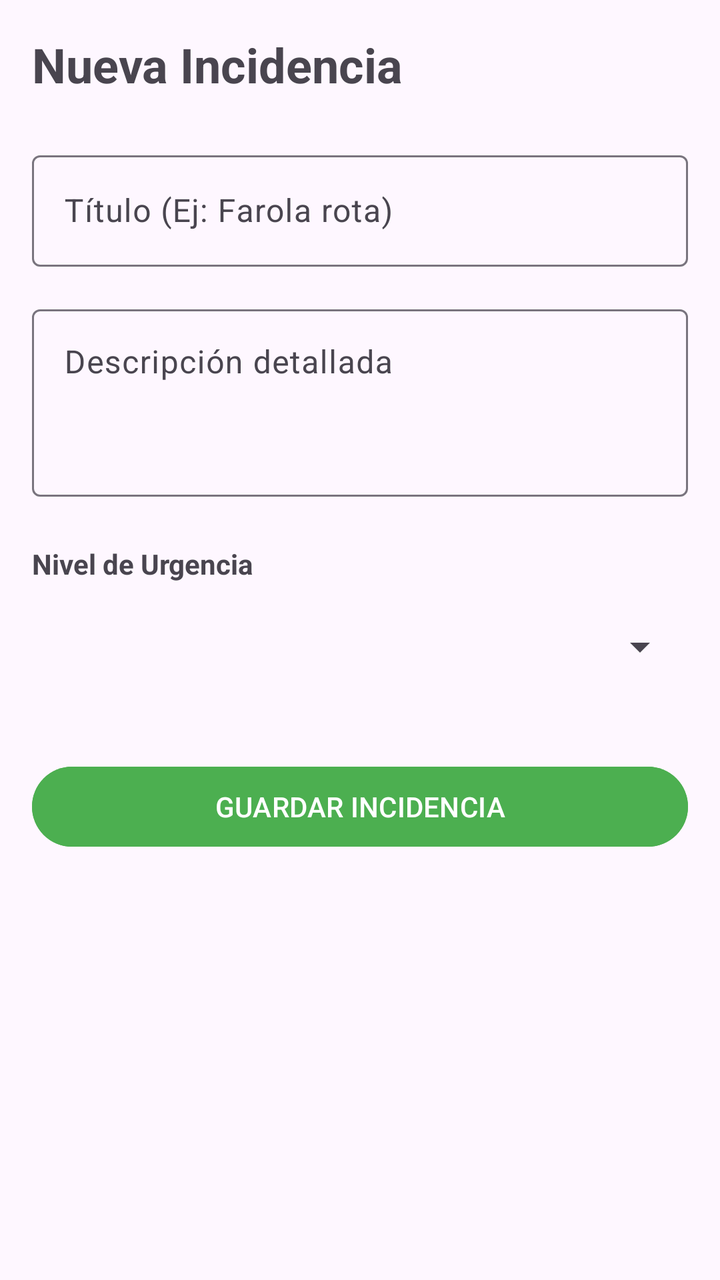
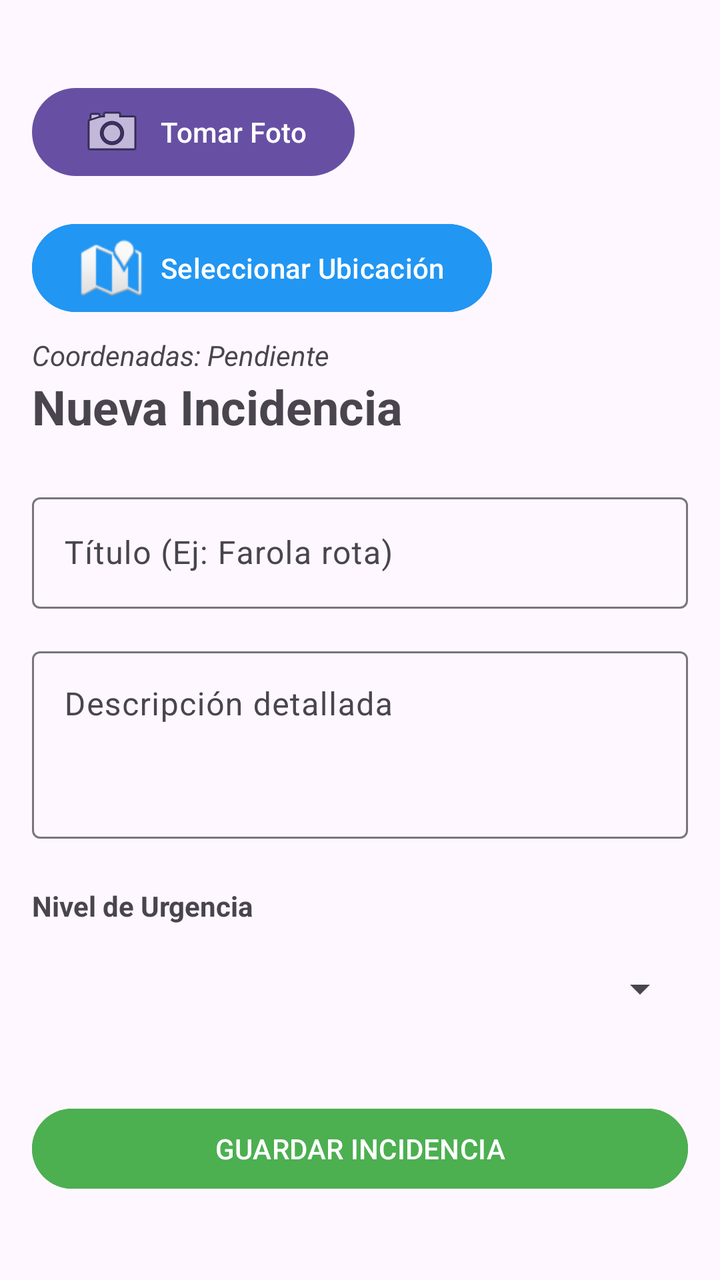

The first picture is an Android layout as it rendered before a commit; the second is the same layout after the commit. The layout source and the unified diff follow.
<!-- AndroidManifest.xml: application theme Theme.EcoCity -->
<!-- res/layout/activity_form_incidencia.xml -->
<?xml version="1.0" encoding="utf-8"?>
<ScrollView xmlns:android="http://schemas.android.com/apk/res/android"
    android:layout_width="match_parent"
    android:layout_height="match_parent"
    android:padding="16dp">

    <LinearLayout
        android:layout_width="match_parent"
        android:layout_height="wrap_content"
        android:orientation="vertical">

        <TextView
            android:layout_width="wrap_content"
            android:layout_height="wrap_content"
            android:text="Nueva Incidencia"
            android:textSize="24sp"
            android:textStyle="bold"
            android:layout_marginBottom="24dp"/>

        <com.google.android.material.textfield.TextInputLayout
            android:layout_width="match_parent"
            android:layout_height="wrap_content"
            android:hint="Título (Ej: Farola rota)">
            <com.google.android.material.textfield.TextInputEditText
                android:id="@+id/etTitulo"
                android:layout_width="match_parent"
                android:layout_height="wrap_content"
                android:inputType="textCapSentences"/>
        </com.google.android.material.textfield.TextInputLayout>

        <com.google.android.material.textfield.TextInputLayout
            android:layout_width="match_parent"
            android:layout_height="wrap_content"
            android:layout_marginTop="16dp"
            android:hint="Descripción detallada">
            <com.google.android.material.textfield.TextInputEditText
                android:id="@+id/etDescripcion"
                android:layout_width="match_parent"
                android:layout_height="wrap_content"
                android:inputType="textMultiLine"
                android:minLines="3"
                android:gravity="top"/>
        </com.google.android.material.textfield.TextInputLayout>

        <TextView
            android:layout_width="wrap_content"
            android:layout_height="wrap_content"
            android:text="Nivel de Urgencia"
            android:layout_marginTop="24dp"
            android:textStyle="bold"/>

        <Spinner
            android:id="@+id/spinnerUrgencia"
            android:layout_width="match_parent"
            android:layout_height="wrap_content"
            android:layout_marginTop="8dp"
            android:minHeight="48dp"/>

        <Button
            android:id="@+id/btnGuardar"
            android:layout_width="match_parent"
            android:layout_height="wrap_content"
            android:layout_marginTop="32dp"
            android:text="GUARDAR INCIDENCIA"
            android:backgroundTint="#4CAF50"/>

    </LinearLayout>
</ScrollView>
<!-- resources referenced by this layout -->
<resources>
  <style name="Theme.EcoCity" parent="Base.Theme.EcoCity" />
  <style name="Base.Theme.EcoCity" parent="Theme.Material3.DayNight.NoActionBar">
          
          
      </style>
</resources>

<!-- the commit's change to res/layout/activity_form_incidencia.xml (unified diff, before → after) -->
@@ -2,12 +2,50 @@
 <ScrollView xmlns:android="http://schemas.android.com/apk/res/android"
     android:layout_width="match_parent"
     android:layout_height="match_parent"
+    xmlns:tools="http://schemas.android.com/tools"
     android:padding="16dp">
 
     <LinearLayout
         android:layout_width="match_parent"
         android:layout_height="wrap_content"
         android:orientation="vertical">
+
+        <Button
+            android:id="@+id/btnFoto"
+            android:layout_width="wrap_content"
+            android:layout_height="wrap_content"
+            android:layout_marginTop="24dp"
+            android:text="Tomar Foto"
+            android:drawableLeft="@android:drawable/ic_menu_camera"
+            android:drawablePadding="8dp" />
+
+        <ImageView
+            android:id="@+id/ivFoto"
+            android:layout_width="match_parent"
+            android:layout_height="200dp"
+            android:layout_marginTop="8dp"
+            android:background="#E0E0E0"
+            android:scaleType="centerCrop"
+            android:visibility="gone"
+            tools:visibility="visible"/>
+
+        <Button
+            android:id="@+id/btnMapa"
+            android:layout_width="wrap_content"
+            android:layout_height="wrap_content"
+            android:layout_marginTop="16dp"
+            android:text="Seleccionar Ubicación"
+            android:backgroundTint="#2196F3"
+            android:drawableLeft="@android:drawable/ic_dialog_map"
+            android:drawablePadding="8dp"/>
+
+        <TextView
+            android:id="@+id/tvCoordenadas"
+            android:layout_width="match_parent"
+            android:layout_height="wrap_content"
+            android:text="Coordenadas: Pendiente"
+            android:textStyle="italic"
+            android:layout_marginTop="8dp"/>
 
         <TextView
             android:layout_width="wrap_content"
